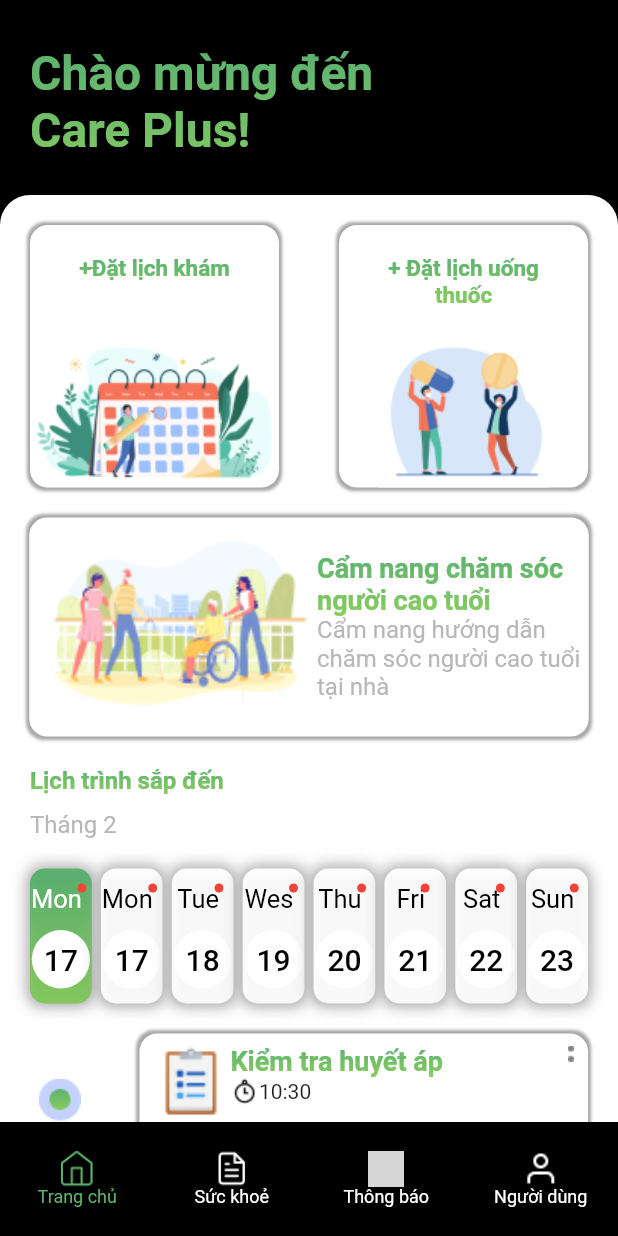
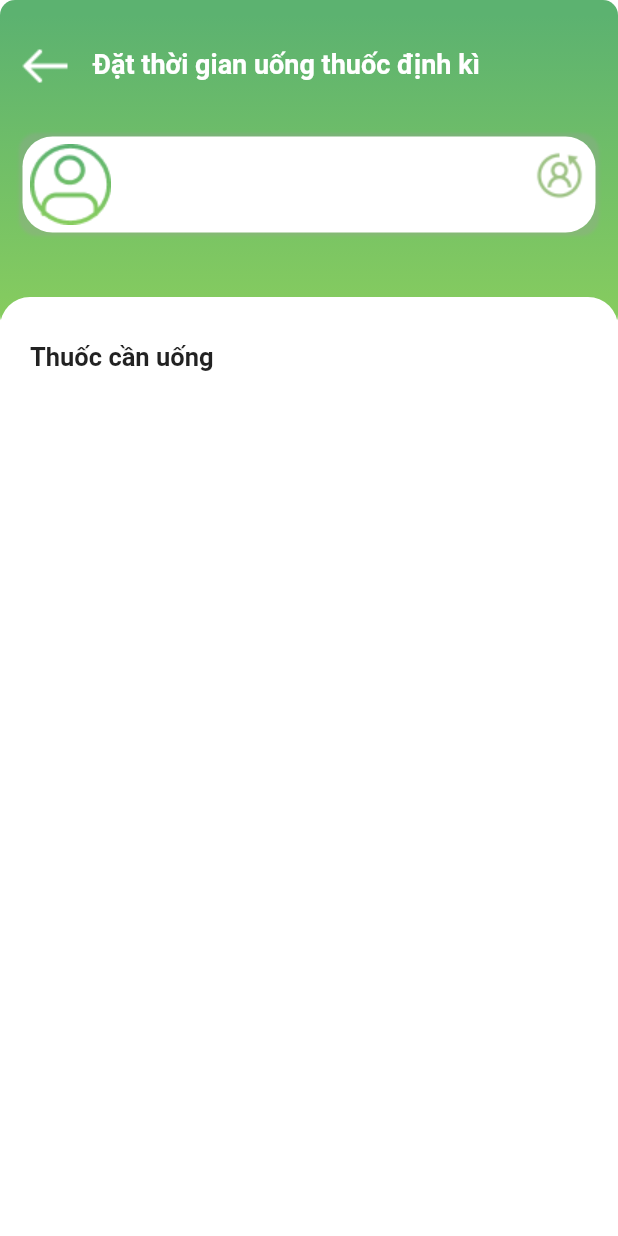
Before and after one commit to vominhthongss/seniorplus, a Flutter app: the screen it shows after launch, after a tap on "+ Đặt lịch uống thuốc", on a phone screen of 412 x 824 dp. Run offline on Flutter 3.47's test engine with Material 2 defaults, Android fonts, the phone set to English and light mode, and no system bars; our stand-ins replace dio, flutter_svg; grey boxes are pictures that could not be loaded.

Commit message:
add new screen

```diff
--- a/lib/screens/home-screen.dart
+++ b/lib/screens/home-screen.dart
@@ -1,6 +1,8 @@
 import 'package:flutter/cupertino.dart';
 import 'package:flutter/material.dart';
 import 'package:seniorplus/constants/colors.dart';
+import 'package:seniorplus/screens/schedule-medication-screen.dart';
+import 'package:seniorplus/screens/sign-in-screen.dart';
 import 'package:seniorplus/widgets/day.dart';
 import 'package:seniorplus/widgets/description.dart';
 import 'package:seniorplus/widgets/input.dart';
@@ -58,6 +60,7 @@
                         height: 100,
                         detail: false,
                         description: '',
+                        navigateScreen: SignInScreen(),
                       ),
                       const SizedBox(
                         width: 40,
@@ -69,6 +72,7 @@
                         height: 100,
                         detail: false,
                         description: '',
+                        navigateScreen: ScheduleMedicationScreen(),
                       )
                     ],
                   ),
@@ -85,6 +89,7 @@
                         height: 150,
                         width: widthScreen - 55,
                         detail: true,
+                        navigateScreen: SignInScreen(),
                         description:
                             'Cẩm nang hướng dẫn chăm sóc người cao tuổi tại nhà',
                       ),
--- /dev/null
+++ b/lib/screens/schedule-medication-screen.dart
@@ -0,0 +1,106 @@
+import 'package:flutter/cupertino.dart';
+import 'package:flutter/material.dart';
+import 'package:seniorplus/constants/colors.dart';
+import 'package:seniorplus/widgets/input-select.dart';
+
+class ScheduleMedicationScreen extends StatefulWidget {
+  const ScheduleMedicationScreen({Key? key}) : super(key: key);
+
+  @override
+  State<ScheduleMedicationScreen> createState() =>
+      _ScheduleMedicationScreenState();
+}
+
+class _ScheduleMedicationScreenState extends State<ScheduleMedicationScreen> {
+  @override
+  Widget build(BuildContext context) {
+    double widthScreen = MediaQuery.of(context).size.width;
+    return Scaffold(
+      backgroundColor: Colors.white,
+      body: SingleChildScrollView(
+        child: Column(
+          children: [
+            Container(
+              height: 220,
+              decoration: const BoxDecoration(
+                borderRadius: BorderRadius.all(
+                  Radius.circular(10),
+                ),
+                gradient: LinearGradient(
+                  begin: Alignment.topCenter,
+                  end: Alignment.bottomCenter,
+                  stops: [0.045, 1.0],
+                  colors: [Color(PRIMARY_COLOR), Color(SECOND_COLOR)],
+                ),
+              ),
+              width: MediaQuery.of(context).size.width,
+              child: Column(
+                children: [
+                  Padding(
+                    padding: const EdgeInsets.only(top: 25),
+                    child: Row(
+                      children: [
+                        Padding(
+                          padding: const EdgeInsets.only(left: 5),
+                          child: InkWell(
+                            child: Image.asset('assets/images/BackArrow.png'),
+                            onTap: () {
+                              Navigator.of(context).pop();
+                            },
+                          ),
+                        ),
+                        const SizedBox(
+                          width: 10,
+                        ),
+                        const Text(
+                          'Đặt thời gian uống thuốc định kì',
+                          style: TextStyle(
+                              color: Colors.white,
+                              fontWeight: FontWeight.bold,
+                              fontSize: 18),
+                        ),
+                      ],
+                    ),
+                  ),
+                  const Padding(
+                    padding: EdgeInsets.fromLTRB(15, 30, 15, 0),
+                    child: InputSelect(controller: null),
+                  )
+                ],
+              ),
+            ),
+            Container(
+              transform: Matrix4.translationValues(0.0, -22.0, 0.0),
+              decoration: const BoxDecoration(
+                color: Colors.white,
+                borderRadius: BorderRadius.vertical(
+                  top: Radius.circular(20),
+                ),
+              ),
+              width: MediaQuery.of(context).size.width,
+              child: Column(
+                children: [
+                  Padding(
+                    padding: const EdgeInsets.only(top: 10),
+                    child: Row(
+                      children: const [
+                        Padding(
+                          padding: EdgeInsets.all(20.0),
+                          child: Text(
+                            'Thuốc cần uống',
+                            style: TextStyle(
+                                fontWeight: FontWeight.bold, fontSize: 17),
+                          ),
+                        )
+                      ],
+                    ),
+                  )
+                ],
+              ),
+            ),
+          ],
+        ),
+      ),
+    );
+  }
+}
--- a/lib/widgets/day.dart
+++ b/lib/widgets/day.dart
@@ -92,7 +92,7 @@
                   padding: EdgeInsets.all(8.0),
                   child: Text(
                     date,
-                    style: TextStyle(color: Colors.black, fontSize: 20),
+                    style: TextStyle(color: Colors.black, fontSize: 16),
                   ),
                 ),
               ),
--- /dev/null
+++ b/lib/widgets/input-select.dart
@@ -0,0 +1,72 @@
+import 'package:flutter/cupertino.dart';
+import 'package:flutter/material.dart';
+import 'package:seniorplus/constants/colors.dart';
+import 'package:seniorplus/widgets/shader-text.dart';
+
+class InputSelect extends StatefulWidget {
+  final TextEditingController? controller;
+  const InputSelect({
+    Key? key,
+    required this.controller,
+  }) : super(key: key);
+
+  @override
+  _InputSelectState createState() => _InputSelectState();
+}
+
+class _InputSelectState extends State<InputSelect> {
+  bool _obscureText = true;
+
+  @override
+  Widget build(BuildContext context) {
+    return Column(
+      children: [
+        Container(
+          decoration: BoxDecoration(
+            borderRadius: BorderRadius.circular(12),
+            boxShadow: [
+              BoxShadow(
+                color: Colors.grey.withOpacity(0.3),
+                spreadRadius: 2,
+                blurRadius: 1,
+                offset: const Offset(0, 0),
+              ),
+            ],
+          ),
+          child: TextField(
+            decoration: InputDecoration(
+              filled: true,
+              fillColor: Colors.white,
+              border: OutlineInputBorder(
+                borderRadius: BorderRadius.circular(20),
+                borderSide: BorderSide.none,
+              ),
+              prefixIcon: Padding(
+                padding: const EdgeInsets.all(5.0),
+                child: Image.asset('assets/images/Name.png'),
+              ),
+              hintStyle: const TextStyle(
+                  color: Color(HINT_TEXT),
+                  fontWeight: FontWeight.bold // set the color of the hint text
+                  ),
+              suffixIcon: Column(
+                mainAxisAlignment: MainAxisAlignment.start,
+                children: [
+                  GestureDetector(
+                    onTap: () {
+                      setState(() {
+                        print('change user');
+                      });
+                    },
+                    child: Image.asset('assets/images/ChangeUser.png'),
+                  ),
+                ],
+              ),
+            ),
+            controller: widget.controller,
+          ),
+        )
+      ],
+    );
+  }
+}
--- a/lib/widgets/panel-button.dart
+++ b/lib/widgets/panel-button.dart
@@ -1,5 +1,6 @@
 import 'package:flutter/cupertino.dart';
 import 'package:flutter/material.dart';
+import 'package:seniorplus/screens/sign-up-screen.dart';
 import 'package:seniorplus/widgets/description.dart';
 import 'package:seniorplus/widgets/shader-text.dart';
 import 'package:seniorplus/widgets/title-name.dart';
@@ -11,6 +12,7 @@
   final double height;
   final bool detail;
   final String description;
+  final Widget navigateScreen;
   const PanelButton({
     super.key,
     required this.image,
@@ -19,6 +21,7 @@
     required this.height,
     required this.detail,
     required this.description,
+    required this.navigateScreen,
   });
 
   @override
@@ -38,7 +41,10 @@
       child: InkWell(
         borderRadius: BorderRadius.circular(12),
         onTap: () {
-            // Do something
+          Navigator.push(
+            context,
+            MaterialPageRoute(builder: (context) => navigateScreen),
+          );
         },
         child: Container(
           decoration: BoxDecoration(
@@ -125,7 +131,8 @@
                     )
                   ],
                 ),
-          )),
+        ),
+      ),
     );
   }
 }
--- a/pubspec.yaml
+++ b/pubspec.yaml
@@ -82,6 +82,9 @@
       - assets/images/TimeLine.png
       - assets/images/Calendar.png
       - assets/images/Dots.png
+      - assets/images/BackArrow.png
+      - assets/images/Name.png
+      - assets/images/ChangeUser.png
   #   - images/a_dot_ham.jpeg
 
   # An image asset can refer to one or more resolution-specific "variants", see
```
Also changed, not shown: assets/images/BackArrow.png (added), assets/images/ChangeUser.png (added), assets/images/Name.png (added). Lines whose indentation alone changed are shown as unchanged.
